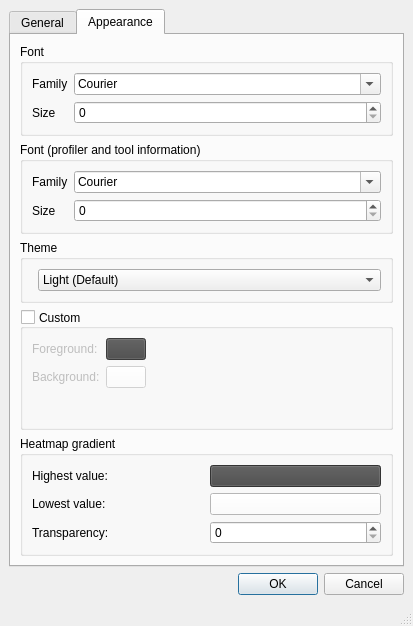
Qt form lib/eco/gui/settings.ui (softdevteam/eco) before a commit.
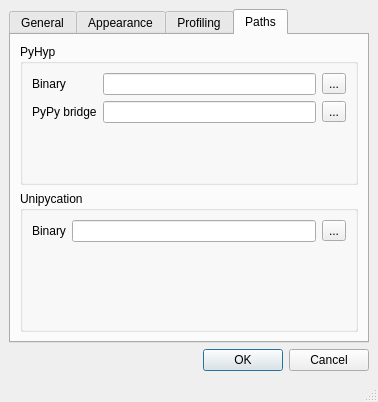
The same form after that commit. Icons and pictures are not drawn.

Commit message: Allow setting PyHyp/Unipycation paths from within Eco

The edit to the form file:
```diff
--- a/lib/eco/gui/settings.ui
+++ b/lib/eco/gui/settings.ui
@@ -6,8 +6,8 @@
    <rect>
     <x>0</x>
     <y>0</y>
-    <width>413</width>
-    <height>626</height>
+    <width>378</width>
+    <height>402</height>
    </rect>
   </property>
   <property name="windowTitle">
@@ -19,23 +19,44 @@
    </iconset>
   </property>
   <widget class="QWidget" name="centralwidget">
-   <layout class="QVBoxLayout" name="verticalLayout_3" stretch="0,0">
+   <layout class="QVBoxLayout" name="verticalLayout_2">
     <item>
      <widget class="QTabWidget" name="tabWidget">
       <property name="currentIndex">
-       <number>1</number>
+       <number>3</number>
       </property>
       <widget class="QWidget" name="tab">
+       <property name="sizePolicy">
+        <sizepolicy hsizetype="Preferred" vsizetype="Preferred">
+         <horstretch>0</horstretch>
+         <verstretch>0</verstretch>
+        </sizepolicy>
+       </property>
        <attribute name="title">
         <string>General</string>
        </attribute>
-       <layout class="QVBoxLayout" name="verticalLayout_2">
+       <layout class="QVBoxLayout" name="verticalLayout_3" stretch="0">
         <item>
          <widget class="QGroupBox" name="groupBox_2">
+          <property name="sizePolicy">
+           <sizepolicy hsizetype="Preferred" vsizetype="Preferred">
+            <horstretch>0</horstretch>
+            <verstretch>0</verstretch>
+           </sizepolicy>
+          </property>
           <property name="title">
            <string>Startup</string>
           </property>
+          <property name="alignment">
+           <set>Qt::AlignLeading|Qt::AlignLeft|Qt::AlignTop</set>
+          </property>
+          <property name="flat">
+           <bool>false</bool>
+          </property>
           <layout class="QFormLayout" name="formLayout_2">
+           <property name="fieldGrowthPolicy">
+            <enum>QFormLayout::AllNonFixedFieldsGrow</enum>
+           </property>
            <item row="0" column="0">
             <widget class="QCheckBox" name="gen_showconsole">
              <property name="text">
@@ -62,7 +83,7 @@
        <attribute name="title">
         <string>Appearance</string>
        </attribute>
-       <layout class="QVBoxLayout" name="verticalLayout" stretch="0,0,0,1,0">
+       <layout class="QVBoxLayout" name="verticalLayout" stretch="0,0,1">
         <property name="sizeConstraint">
          <enum>QLayout::SetDefaultConstraint</enum>
         </property>
@@ -105,48 +126,6 @@
           </layout>
          </widget>
         </item>
-        <item>
-         <widget class="QGroupBox" name="groupBox">
-          <property name="title">
-           <string>Font (profiler and tool information)</string>
-          </property>
-          <layout class="QFormLayout" name="formLayout_6">
-           <property name="fieldGrowthPolicy">
-            <enum>QFormLayout::AllNonFixedFieldsGrow</enum>
-           </property>
-           <item row="2" column="0">
-            <widget class="QLabel" name="label_7">
-             <property name="text">
-              <string>Size</string>
-             </property>
-             <property name="buddy">
-              <cstring>tool_info_fontsize</cstring>
-             </property>
-            </widget>
-           </item>
-           <item row="2" column="1">
-            <widget class="QSpinBox" name="tool_info_fontsize"/>
-           </item>
-           <item row="1" column="1">
-            <widget class="QFontComboBox" name="tool_info_fontfamily">
-             <property name="fontFilters">
-              <set>QFontComboBox::MonospacedFonts</set>
-             </property>
-            </widget>
-           </item>
-           <item row="1" column="0">
-            <widget class="QLabel" name="label_8">
-             <property name="text">
-              <string>Family</string>
-             </property>
-             <property name="buddy">
-              <cstring>tool_info_fontfamily</cstring>
-             </property>
-            </widget>
-           </item>
-          </layout>
-         </widget>
-        </item>
         <item>
          <widget class="QGroupBox" name="groupBox_3">
           <property name="title">
@@ -248,19 +227,65 @@
           </layout>
          </widget>
         </item>
+       </layout>
+      </widget>
+      <widget class="QWidget" name="tab_3">
+       <attribute name="title">
+        <string>Profiling</string>
+       </attribute>
+       <layout class="QVBoxLayout" name="verticalLayout_4">
+        <item>
+         <widget class="QGroupBox" name="groupBox">
+          <property name="title">
+           <string>Font (profiler and tool information)</string>
+          </property>
+          <layout class="QFormLayout" name="formLayout_6">
+           <item row="0" column="0">
+            <widget class="QLabel" name="label_8">
+             <property name="text">
+              <string>Family</string>
+             </property>
+             <property name="buddy">
+              <cstring>tool_info_fontfamily</cstring>
+             </property>
+            </widget>
+           </item>
+           <item row="0" column="1">
+            <widget class="QFontComboBox" name="tool_info_fontfamily">
+             <property name="fontFilters">
+              <set>QFontComboBox::MonospacedFonts</set>
+             </property>
+            </widget>
+           </item>
+           <item row="1" column="0">
+            <widget class="QLabel" name="label_7">
+             <property name="text">
+              <string>Size</string>
+             </property>
+             <property name="buddy">
+              <cstring>tool_info_fontsize</cstring>
+             </property>
+            </widget>
+           </item>
+           <item row="1" column="1">
+            <widget class="QSpinBox" name="tool_info_fontsize"/>
+           </item>
+          </layout>
+         </widget>
+        </item>
         <item>
          <widget class="QGroupBox" name="groupbox_5">
           <property name="title">
            <string>Heatmap gradient</string>
           </property>
-          <layout class="QGridLayout" name="gridLayout">
-           <item row="1" column="1">
-            <widget class="QPushButton" name="heatmap_low">
-             <property name="styleSheet">
-              <string notr="true">background-color: rgb(255, 255, 255)</string>
-             </property>
+          <layout class="QFormLayout" name="formLayout_7">
+           <item row="0" column="0">
+            <widget class="QLabel" name="label_9">
              <property name="text">
-              <string/>
+              <string>Highest value:</string>
+             </property>
+             <property name="buddy">
+              <cstring>heatmap_high</cstring>
              </property>
             </widget>
            </item>
@@ -287,13 +312,13 @@
              </property>
             </widget>
            </item>
-           <item row="0" column="0">
-            <widget class="QLabel" name="label_9">
-             <property name="text">
-              <string>Highest value:</string>
+           <item row="1" column="1">
+            <widget class="QPushButton" name="heatmap_low">
+             <property name="styleSheet">
+              <string notr="true">background-color: rgb(255, 255, 255)</string>
              </property>
-             <property name="buddy">
-              <cstring>heatmap_high</cstring>
+             <property name="text">
+              <string/>
              </property>
             </widget>
            </item>
@@ -319,6 +344,115 @@
         </item>
        </layout>
       </widget>
+      <widget class="QWidget" name="tab_4">
+       <attribute name="title">
+        <string>Paths</string>
+       </attribute>
+       <layout class="QVBoxLayout" name="verticalLayout_5">
+        <item>
+         <widget class="QGroupBox" name="groupBox_5">
+          <property name="title">
+           <string>PyHyp</string>
+          </property>
+          <layout class="QFormLayout" name="formLayout_5">
+           <property name="fieldGrowthPolicy">
+            <enum>QFormLayout::AllNonFixedFieldsGrow</enum>
+           </property>
+           <item row="0" column="0">
+            <widget class="QLabel" name="label_5">
+             <property name="text">
+              <string>Binary</string>
+             </property>
+            </widget>
+           </item>
+           <item row="0" column="1">
+            <layout class="QHBoxLayout" name="horizontalLayout" stretch="0,0">
+             <property name="leftMargin">
+              <number>0</number>
+             </property>
+             <property name="topMargin">
+              <number>0</number>
+             </property>
+             <item>
+              <widget class="QLineEdit" name="env_pyhyp"/>
+             </item>
+             <item>
+              <widget class="QToolButton" name="btpyhyp">
+               <property name="text">
+                <string>...</string>
+               </property>
+              </widget>
+             </item>
+            </layout>
+           </item>
+           <item row="1" column="0">
+            <widget class="QLabel" name="label_12">
+             <property name="text">
+              <string>PyPy bridge</string>
+             </property>
+            </widget>
+           </item>
+           <item row="1" column="1">
+            <layout class="QHBoxLayout" name="horizontalLayout_3">
+             <property name="leftMargin">
+              <number>0</number>
+             </property>
+             <property name="topMargin">
+              <number>0</number>
+             </property>
+             <item>
+              <widget class="QLineEdit" name="env_pypyprefix"/>
+             </item>
+             <item>
+              <widget class="QToolButton" name="btpypyprefix">
+               <property name="text">
+                <string>...</string>
+               </property>
+              </widget>
+             </item>
+            </layout>
+           </item>
+          </layout>
+         </widget>
+        </item>
+        <item>
+         <widget class="QGroupBox" name="groupBox_6">
+          <property name="title">
+           <string>Unipycation</string>
+          </property>
+          <layout class="QFormLayout" name="formLayout_8">
+           <item row="1" column="0">
+            <widget class="QLabel" name="label_6">
+             <property name="text">
+              <string>Binary</string>
+             </property>
+            </widget>
+           </item>
+           <item row="1" column="1">
+            <layout class="QHBoxLayout" name="horizontalLayout_2">
+             <property name="leftMargin">
+              <number>0</number>
+             </property>
+             <property name="topMargin">
+              <number>0</number>
+             </property>
+             <item>
+              <widget class="QLineEdit" name="env_unipycation"/>
+             </item>
+             <item>
+              <widget class="QToolButton" name="btunipycation">
+               <property name="text">
+                <string>...</string>
+               </property>
+              </widget>
+             </item>
+            </layout>
+           </item>
+          </layout>
+         </widget>
+        </item>
+       </layout>
+      </widget>
      </widget>
     </item>
     <item>
@@ -335,8 +469,8 @@
     <rect>
      <x>0</x>
      <y>0</y>
-     <width>413</width>
-     <height>26</height>
+     <width>378</width>
+     <height>23</height>
     </rect>
    </property>
   </widget>
```
The commit also changes 2 other files.
